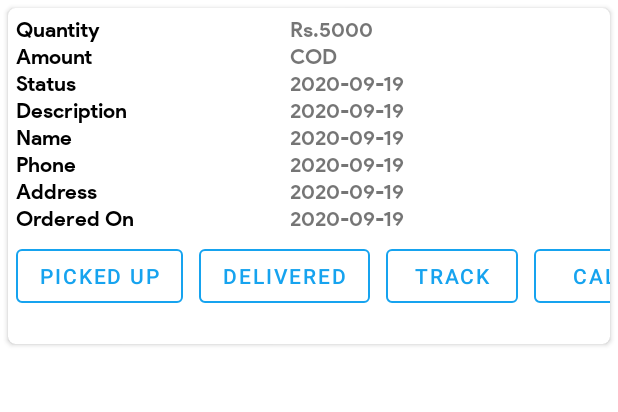
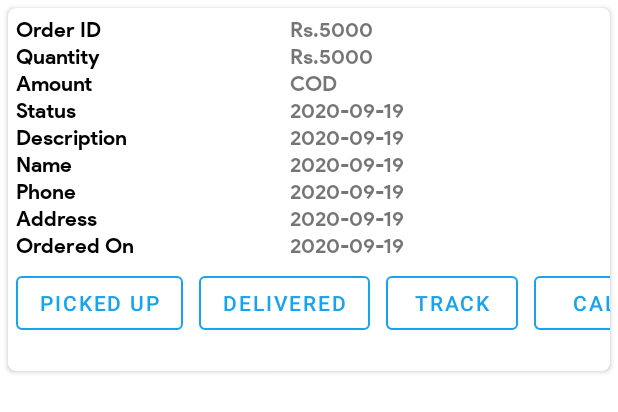
Before and after one commit to NetworkSoftware/NanjilMartDeliveryBoy, an Android app: the layout order_row_item.xml on its own in the app's theme, with its tools: preview values and no code run, on a phone screen of 412 x 824 dp. Shown: the top 412 px of the screen. Run offline under Robolectric (Android 15) with nearby library versions, the phone set to English and light mode, and no system bars; network calls fail.

Commit message:
last_commit06/08

```diff
--- a/app/src/main/java/pro/network/nanjilmartdelivery/product/StatusListener.java
+++ b/app/src/main/java/pro/network/nanjilmartdelivery/product/StatusListener.java
@@ -10,6 +10,7 @@ public interface StatusListener {
     void onCourier(String id);
     void InProgress(Order order );
     void InPicked(Order order);
+    void Bill(Order position);
 
 
 }
--- a/app/src/main/res/layout/activity_navi.xml
+++ b/app/src/main/res/layout/activity_navi.xml
@@ -13,7 +13,7 @@
         android:gravity="center"
         android:textSize="20dp"
         android:fontFamily="@font/sans_bold"
-        android:text="DELIVERYBOY NANJILMART"
+        android:text="DELIVERYBOY NANJIL EVNING MART"
         android:textColor="@color/colorPrimaryDark" />
 
     <LinearLayout
--- a/app/src/main/res/layout/order_row_item.xml
+++ b/app/src/main/res/layout/order_row_item.xml
@@ -1,7 +1,6 @@
 <?xml version="1.0" encoding="utf-8"?>
 <androidx.cardview.widget.CardView xmlns:android="http://schemas.android.com/apk/res/android"
     xmlns:app="http://schemas.android.com/apk/res-auto"
-    xmlns:tools="http://schemas.android.com/tools"
     android:layout_width="match_parent"
     android:layout_height="wrap_content"
     android:layout_margin="5dp"
@@ -41,6 +40,15 @@
                     android:textColor="@android:color/black"
                     android:visibility="gone" />
 
+                <TextView
+                    android:layout_width="match_parent"
+                    android:layout_height="wrap_content"
+                    android:layout_gravity="left"
+                    android:layout_marginRight="10dp"
+                    android:fontFamily="@font/sans_bold"
+                    android:gravity="left"
+                    android:text="Order ID"
+                    android:textColor="@android:color/black" />
 
                 <TextView
                     android:layout_width="match_parent"
@@ -132,6 +140,15 @@
                 android:layout_weight="1"
                 android:orientation="vertical">
 
+                <TextView
+                    android:id="@+id/order_id"
+                    android:layout_width="match_parent"
+                    android:layout_height="wrap_content"
+                    android:layout_gravity="left"
+                    android:layout_marginLeft="15dp"
+                    android:fontFamily="@font/sans_bold"
+                    android:gravity="left"
+                    android:text="Rs.5000" />
 
                 <TextView
                     android:id="@+id/quantity"
@@ -162,6 +179,7 @@
                     android:fontFamily="@font/sans_bold"
                     android:gravity="left"
                     android:text="2020-09-19" />
+
                 <TextView
                     android:id="@+id/reason"
                     android:layout_width="match_parent"
@@ -221,6 +239,7 @@
             android:layout_width="match_parent"
             android:layout_height="wrap_content"
             android:scrollbars="none">
+
             <LinearLayout
                 android:layout_width="match_parent"
                 android:layout_height="wrap_content"
@@ -238,8 +257,6 @@
                     android:text="PICKED UP"
                     android:textColor="@color/colorPrimary"
                     app:strokeColor="@color/colorPrimary" />
-
-
 
 
                 <com.google.android.material.button.MaterialButton
@@ -266,7 +283,7 @@
 
                 <com.google.android.material.button.MaterialButton
                     android:id="@+id/call"
-                   style="@style/Widget.MaterialComponents.Button.OutlinedButton"
+                    style="@style/Widget.MaterialComponents.Button.OutlinedButton"
                     android:layout_width="wrap_content"
                     android:layout_height="wrap_content"
                     android:layout_gravity="center"
@@ -287,7 +304,16 @@
                     android:textColor="@color/colorPrimary"
                     app:strokeColor="@color/colorPrimary" />
 
-
+                <com.google.android.material.button.MaterialButton
+                    android:id="@+id/bill"
+                    style="@style/Widget.MaterialComponents.Button.OutlinedButton"
+                    android:layout_width="wrap_content"
+                    android:layout_height="wrap_content"
+                    android:layout_gravity="center"
+                    android:layout_margin="5dp"
+                    android:text="Invoice"
+                    android:textColor="@color/colorPrimary"
+                    app:strokeColor="@color/colorPrimary" />
 
             </LinearLayout>
 
--- a/app/src/main/res/values/strings.xml
+++ b/app/src/main/res/values/strings.xml
@@ -1,4 +1,4 @@
 <resources>
-    <string name="app_name">NanjilMart Delivery</string>
-    <string name="app">NanjilMart Delivery</string>
+    <string name="app_name">Nanjil Evening Mart Delivery</string>
+    <string name="app">Nanjil Evening Mart Delivery</string>
 </resources>
```
Also changed, not shown: app/src/main/AndroidManifest.xml (+1 -6 lines), app/src/main/java/pro/network/nanjilmartdelivery/RegisterPage.java (+6 -5 lines), app/src/main/java/pro/network/nanjilmartdelivery/app/PdfConfig.java (+74 -15 lines), app/src/main/java/pro/network/nanjilmartdelivery/product/MainActivityOrder.java (+69 -0 lines), app/src/main/java/pro/network/nanjilmartdelivery/product/OrderAdapter.java (+12 -3 lines).
